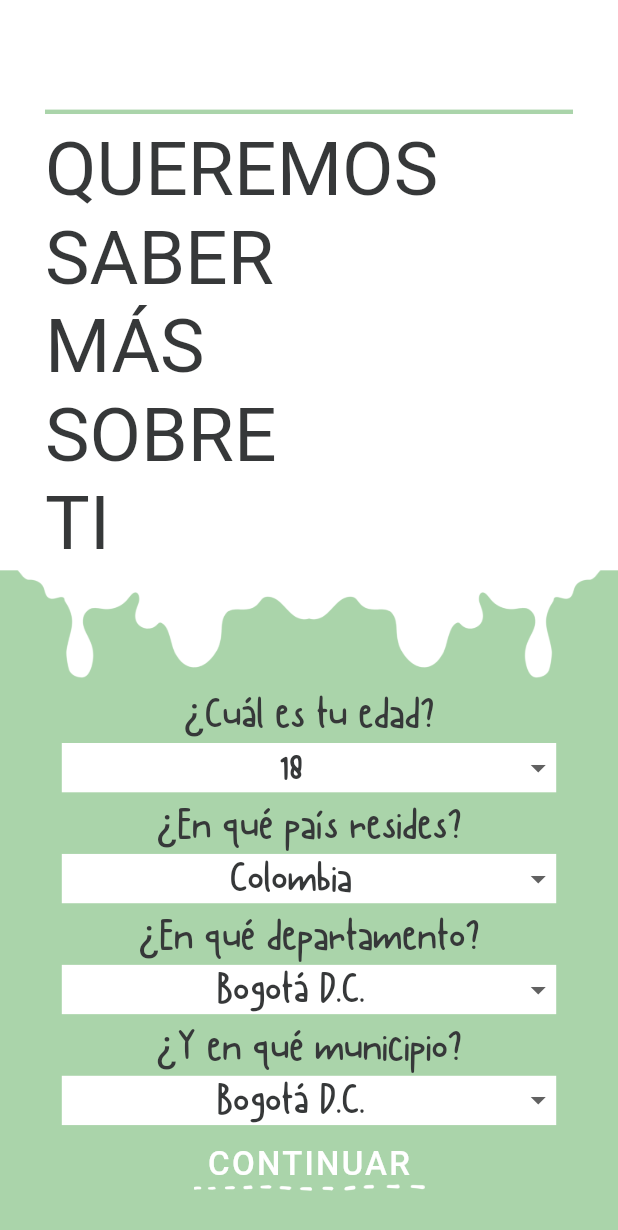
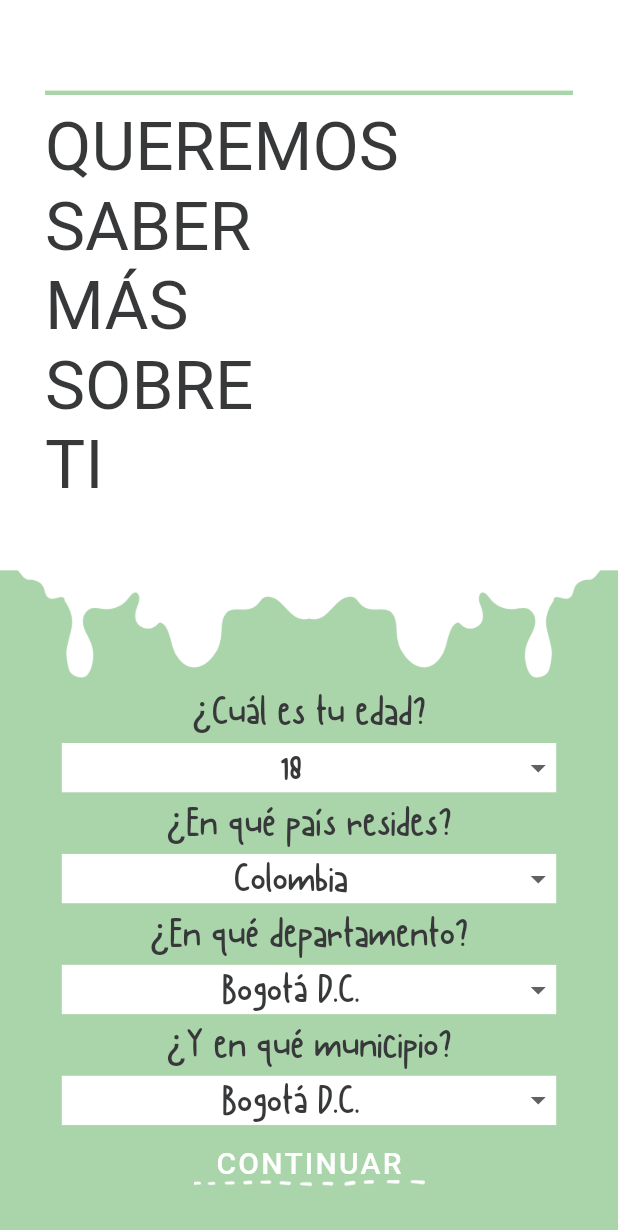
Before and after one commit to LigiaRojas/Eba, a Flutter app: the LoginForm screen opened by its route, on a phone screen of 412 x 824 dp. Shown: the top 1230 px of the screen. Run offline on Flutter 3.47's test engine with Material 2 defaults, Android fonts, the phone set to English and light mode, and no system bars; our stand-ins replace logger, youtube_player_flutter; missing offline and left inert: flutter_session, flutter_unity_widget, mongo_dart; Roboto replaces fonts that are missing (LeagueSpartan).

Commit message:
Ajustes adicionales de diseño y versión.

```diff
--- a/lib/views/about_screen.dart
+++ b/lib/views/about_screen.dart
@@ -91,7 +91,7 @@ class AboutScreen extends StatelessWidget {
                         style: TextStyle(
                           fontFamily: 'Canda Tawa Regular',
                           color: Color(0xff363839),
-                          fontSize: 34.0,
+                          fontSize: 33.0,
                         ),
                         textAlign: TextAlign.center,
                       ),
--- a/lib/views/info/digestive_screen.dart
+++ b/lib/views/info/digestive_screen.dart
@@ -24,7 +24,7 @@ class DigestiveScreen extends StatelessWidget {
             children: [
               Expanded(
                 flex: 1,
-                child: buildHeader('digestivo', 65.0, () {
+                child: buildHeader('digestivo', 63.0, () {
                   Logger().d('Going back from Digestive System Screen - On screen back button');
                   Navigator.pushNamed(
                     context,
--- a/lib/views/info/general_screen.dart
+++ b/lib/views/info/general_screen.dart
@@ -81,7 +81,7 @@ class GeneralScreen extends StatelessWidget {
                               Expanded(
                                 flex: 1,
                                 child: Container(
-                                  padding: const EdgeInsets.only(left: 15.0, right: 20.0),
+                                  padding: const EdgeInsets.only(left: 15.0, right: 25.0),
                                   child: Image.asset('images/diary-products.png'),
                                 ),
                               ),
@@ -144,7 +144,7 @@ class GeneralScreen extends StatelessWidget {
                                 child: Container(),
                               ),
                               Expanded(
-                                flex: 7,
+                                flex: 6,
                                 child: Image.asset('images/diary-fridge.png'),
                               ),
                             ],
--- a/lib/views/info/reproductive_screen.dart
+++ b/lib/views/info/reproductive_screen.dart
@@ -24,7 +24,7 @@ class ReproductiveScreen extends StatelessWidget {
             children: [
               Expanded(
                 flex: 1,
-                child: buildHeader('reproductor', 55.0, () {
+                child: buildHeader('reproductor', 52.0, () {
                   Logger().d('Going back from Reproductive System Screen - On screen back button');
                   Navigator.pushNamed(
                     context,
--- a/lib/views/info/skeletal_screen.dart
+++ b/lib/views/info/skeletal_screen.dart
@@ -24,7 +24,7 @@ class SkeletalScreen extends StatelessWidget {
             children: [
               Expanded(
                 flex: 1,
-                child: buildHeader('óseo', 65.0, () {
+                child: buildHeader('óseo', 62.0, () {
                   Logger().d('Going back from Skeletal System Screen - On screen back button');
                   Navigator.pushNamed(
                     context,
--- a/lib/views/loading_screen.dart
+++ b/lib/views/loading_screen.dart
@@ -17,7 +17,7 @@ class _LoadingScreenState extends State<LoadingScreen> {
     var sessionId = await FlutterSession().get('id');
     if (sessionId == null) {
       bool connectedSuccessfully = await Driver().openConnection();
-      Future.delayed(Duration(milliseconds: connectedSuccessfully ? 100 : 2000), () {
+      Future.delayed(Duration(milliseconds: connectedSuccessfully ? 100 : 1000), () {
         Logger().d('Going to Login Form from Loading Screen');
         Navigator.pushReplacementNamed(context, '/login-form');
       });
@@ -36,7 +36,7 @@ class _LoadingScreenState extends State<LoadingScreen> {
         Logger().d('Session ID is corrupted. Closing application');
         SystemNavigator.pop();
       }
-      Future.delayed(Duration(milliseconds: 2000), () {
+      Future.delayed(Duration(milliseconds: 1000), () {
         Logger().d('Going to Camera Request from Loading Screen');
         Navigator.pushReplacementNamed(context, '/camera-request');
       });
--- a/lib/views/login_form.dart
+++ b/lib/views/login_form.dart
@@ -35,7 +35,7 @@ class _LoginFormState extends State<LoginForm> {
                     color: Color(0xffaad4aa),
                   ),
                   Expanded(
-                    flex: 4,
+                    flex: 5,
                     child: Container(
                       color: Colors.white,
                       padding: const EdgeInsets.only(left: 30.0, top: 8.0, right: 30.0, bottom: 0.0),
@@ -44,7 +44,7 @@ class _LoginFormState extends State<LoginForm> {
                         'QUEREMOS\nSABER\nMÁS\nSOBRE\nTI',
                         style: TextStyle(
                           fontFamily: 'LeagueSpartan',
-                          fontSize: 50.0,
+                          fontSize: 45.0,
                           color: Color(0xff363839),
                         ),
                       ),
@@ -223,7 +223,7 @@ Widget buildFormFieldSelector({String label, String hint, List<String> data, Str
               style: TextStyle(
                 fontFamily: 'Canda Tawa Regular',
                 color: Color(0xff363839),
-                fontSize: 30.0,
+                fontSize: 28.0,
                 height: 1.3,
               ),
             ),
@@ -240,7 +240,7 @@ Widget buildFormFieldSelector({String label, String hint, List<String> data, Str
                   style: TextStyle(
                     fontFamily: 'Canda Tawa Regular',
                     color: Color(0xff363839),
-                    fontSize: 30.0,
+                    fontSize: 28.0,
                   ),
                   items: data.map((String value) {
                     return new DropdownMenuItem<String>(
@@ -296,7 +296,7 @@ Widget buildSubmitFormButton(Function onPressedFunction) => Container(
                       style: TextStyle(
                         fontFamily: 'LeagueSpartan',
                         color: Colors.white,
-                        fontSize: 22.0,
+                        fontSize: 20.0,
                         letterSpacing: 1.5,
                       ),
                     ),
--- a/pubspec.yaml
+++ b/pubspec.yaml
@@ -15,7 +15,7 @@ publish_to: 'none' # Remove this line if you wish to publish to pub.dev
 # In iOS, build-name is used as CFBundleShortVersionString while build-number used as CFBundleVersion.
 # Read more about iOS versioning at
 # https://developer.apple.com/library/archive/documentation/General/Reference/InfoPlistKeyReference/Articles/CoreFoundationKeys.html
-version: 1.0.0+1
+version: 1.0.0+3
 
 environment:
   sdk: ">=2.7.0 <3.0.0"
```
Also changed, not shown: images/dashed-line.png, 2 other files.
